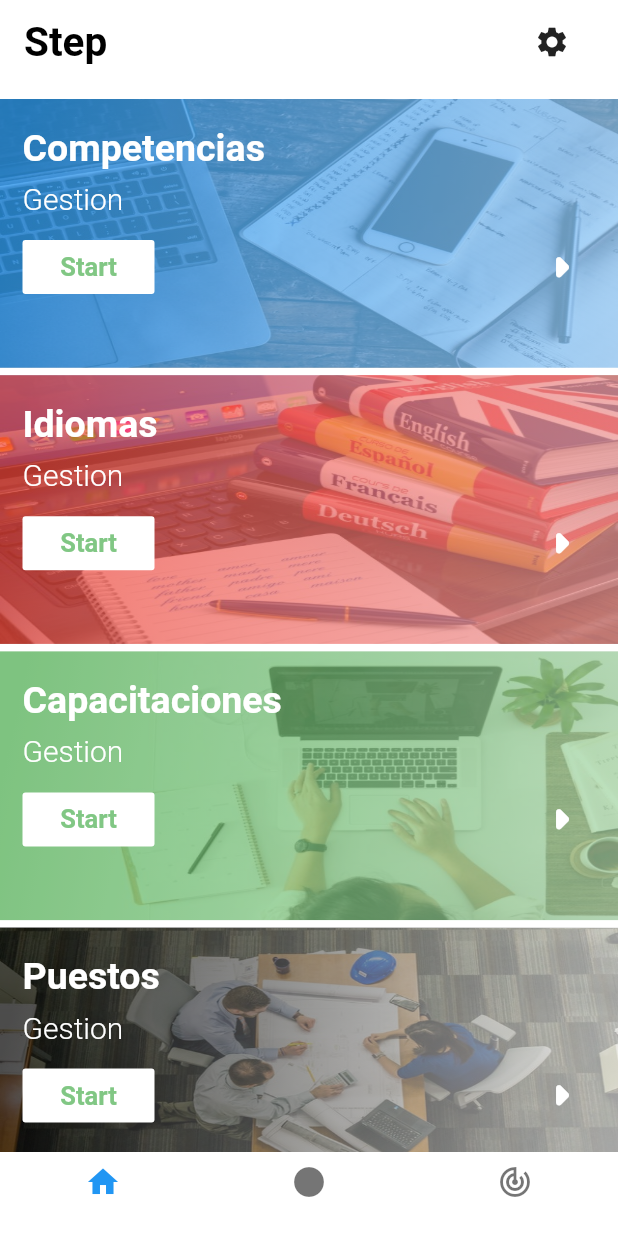
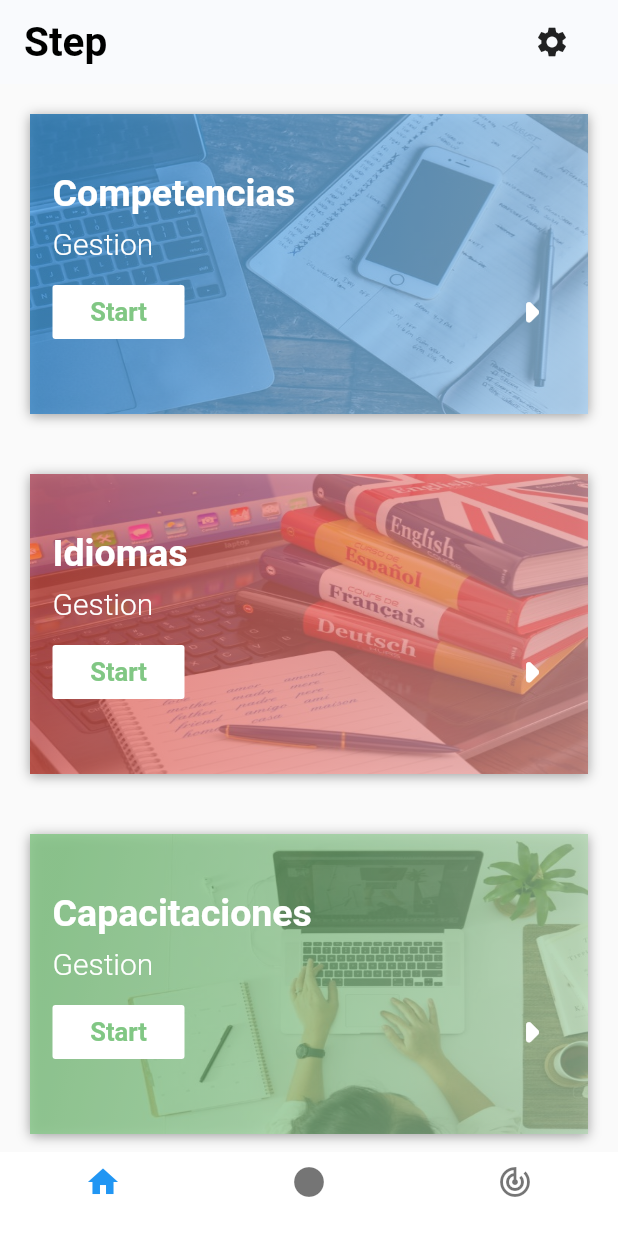
Before and after one commit to JhonasV/Step, a Flutter app: the screen it shows after launch, on a phone screen of 412 x 824 dp. Run offline on Flutter 3.47's test engine with Material 2 defaults, Android fonts, the phone set to English and light mode, and no system bars; our stand-ins replace font_awesome_flutter.

```diff
--- a/lib/screens/home_screen.dart
+++ b/lib/screens/home_screen.dart
@@ -47,7 +47,7 @@ class _HomeScreenState extends State<HomeScreen> {
     return Scaffold(
       appBar: AppBar(
         elevation: 0.0,
-        backgroundColor: Colors.white,
+        backgroundColor: Color.fromRGBO(248, 249, 255, 0.5),
         title: Text(
           "Step",
           style: TextStyle(
@@ -81,22 +81,26 @@ class _HomeScreenState extends State<HomeScreen> {
           ),
         ],
       ),
-      body: Container(
-        color: Colors.white,
-        child: Column(
-          children: [
-            SizedBox(height: 10.0),
-            Expanded(
-              child: GridView.count(
-                crossAxisCount: 1,
-                childAspectRatio: 2.3,
-                crossAxisSpacing: 2.0,
-                mainAxisSpacing: 5.0,
-                children: _buildMenuItems(),
-              ),
+      body: Column(
+        children: [
+          Expanded(
+            child: ListView.builder(
+              itemCount: stepMenuItems.length,
+              itemBuilder: (context, index) {
+                return StepMenu(
+                  title: stepMenuItems[index]["title"],
+                  subtitle: stepMenuItems[index]["subtitle"],
+                  icon: stepMenuItems[index]["icon"],
+                  imageUrl: stepMenuItems[index]["imageUrl"],
+                  color1: stepMenuItems[index]["color1"],
+                  color2: stepMenuItems[index]["color2"],
+                  screenPath: stepMenuItems[index]["screenPath"],
+                );
+              },
+              // children: _buildMenuItems(),
             ),
-          ],
-        ),
+          ),
+        ],
       ),
     );
   }
--- a/lib/widgets/step_menu_widget.dart
+++ b/lib/widgets/step_menu_widget.dart
@@ -21,8 +21,22 @@ class StepMenu extends StatelessWidget {
   Widget build(BuildContext context) {
     return GestureDetector(
       onTap: () => Navigator.pushNamed(context, screenPath),
+      child: ClipRRect(
+        borderRadius: BorderRadius.circular(15),
         child: Container(
+          width: 100,
+          height: 200,
+          margin: EdgeInsets.all(20),
           decoration: BoxDecoration(
+            // borderRadius: BorderRadius.circular(15),
+            color: Color.fromRGBO(248, 249, 255, 0.8),
+            boxShadow: [
+              BoxShadow(
+                color: Colors.grey,
+                offset: Offset(0.0, 1.0), //(x,y)
+                blurRadius: 6.0,
+              )
+            ],
             gradient: new LinearGradient(
               colors: [color1, color2],
               begin: Alignment.centerLeft,
@@ -46,8 +60,9 @@ class StepMenu extends StatelessWidget {
                       ),
                     ),
                     Container(
-                    padding:
-                        EdgeInsets.symmetric(horizontal: 15.0, vertical: 18.0),
+                      margin: EdgeInsets.only(top: 20),
+                      padding: EdgeInsets.symmetric(
+                          horizontal: 15.0, vertical: 18.0),
                       child: Column(
                         children: [
                           _buildTitle(),
@@ -66,6 +81,7 @@ class StepMenu extends StatelessWidget {
                 ),
               ),
             ],
+          ),
         ),
       ),
     );
```
Also changed, not shown: lib/ui/competencies/listview_competencies.dart (+34 -18 lines). Lines whose indentation alone changed are shown as unchanged.
